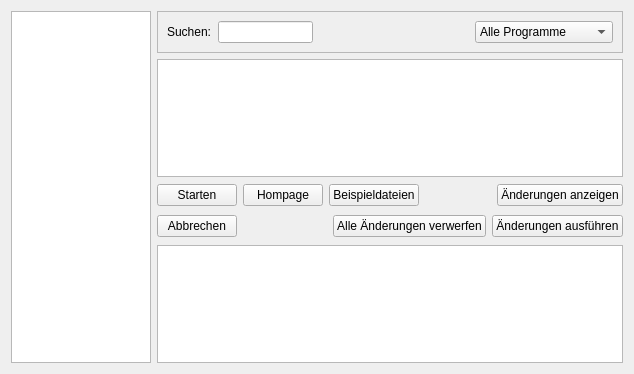
Above: src/mainwindow.ui from fullstory-morgue/eduversum before the change. Below: the same form after it.
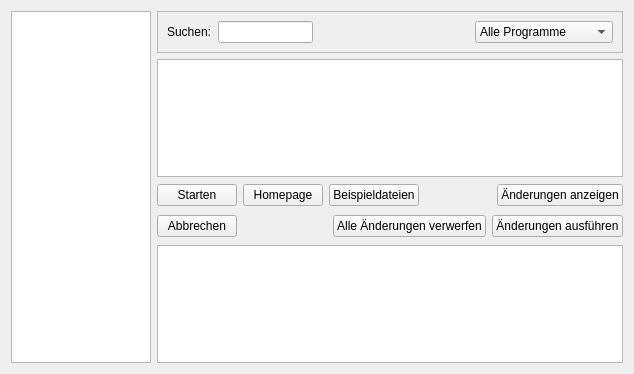
That is the form after the change.

Commit message: * data: kworldclock, labplot & bibletime improved * main: welcome message updated * main: gui: hompage typo fixed

```diff
--- a/src/mainwindow.ui
+++ b/src/mainwindow.ui
@@ -152,7 +152,7 @@
       <item row="0" column="1" >
        <widget class="QPushButton" name="homepagePushButton" >
         <property name="text" >
-         <string>Hompage</string>
+         <string>Homepage</string>
         </property>
        </widget>
       </item>
```
The commit also changes 6 other files.
